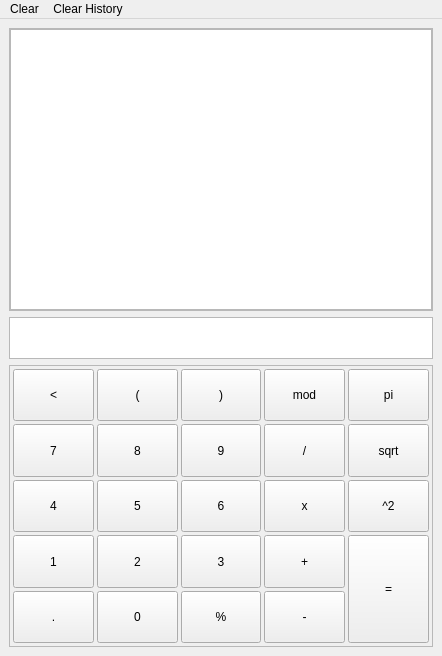
Old version of the form calc/assets/layout/layout.ui in the repository dbclima/calculadora.
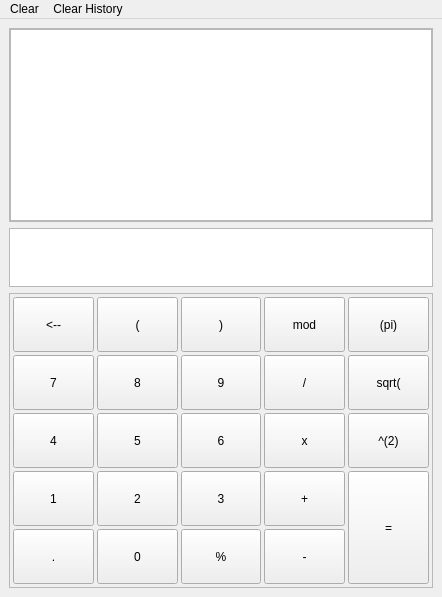
New version of the form.

What changed in the file:
```diff
--- a/calc/assets/layout/layout.ui
+++ b/calc/assets/layout/layout.ui
@@ -7,14 +7,14 @@
     <x>0</x>
     <y>0</y>
     <width>442</width>
-    <height>656</height>
+    <height>597</height>
    </rect>
   </property>
   <property name="windowTitle">
    <string>MainWindow</string>
   </property>
   <widget class="QWidget" name="centralwidget">
-   <layout class="QVBoxLayout" name="verticalLayout">
+   <layout class="QVBoxLayout" name="verticalLayout" stretch="0,0,1">
     <item>
      <widget class="QScrollArea" name="scrollArea">
       <property name="widgetResizable">
@@ -26,7 +26,7 @@
          <x>0</x>
          <y>0</y>
          <width>418</width>
-         <height>267</height>
+         <height>192</height>
         </rect>
        </property>
        <layout class="QHBoxLayout" name="horizontalLayout">
@@ -83,6 +83,11 @@
        </property>
        <item>
         <widget class="QLineEdit" name="line_equacao">
+         <property name="font">
+          <font>
+           <pointsize>20</pointsize>
+          </font>
+         </property>
          <property name="frame">
           <bool>false</bool>
          </property>
@@ -199,7 +204,7 @@
           </sizepolicy>
          </property>
          <property name="text">
-          <string>pi</string>
+          <string>(pi)</string>
          </property>
         </widget>
        </item>
@@ -225,7 +230,7 @@
           </sizepolicy>
          </property>
          <property name="text">
-          <string>mod</string>
+          <string> mod </string>
          </property>
         </widget>
        </item>
@@ -329,7 +334,7 @@
           </sizepolicy>
          </property>
          <property name="text">
-          <string>sqrt</string>
+          <string>sqrt(</string>
          </property>
         </widget>
        </item>
@@ -394,7 +399,7 @@
           </sizepolicy>
          </property>
          <property name="text">
-          <string>&lt;</string>
+          <string>&lt;--</string>
          </property>
         </widget>
        </item>
@@ -433,7 +438,7 @@
           </sizepolicy>
          </property>
          <property name="text">
-          <string>^2</string>
+          <string>^(2)</string>
          </property>
         </widget>
        </item>
```
Left out of the diff: 10 changed lines with no effect on the pictures.
